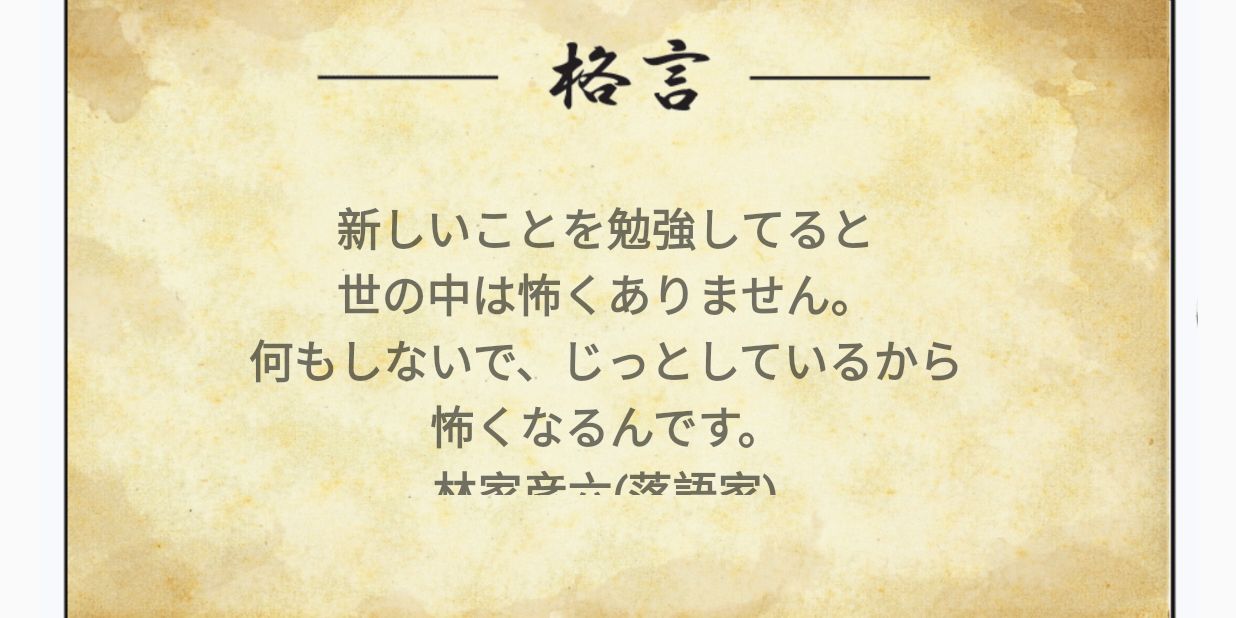
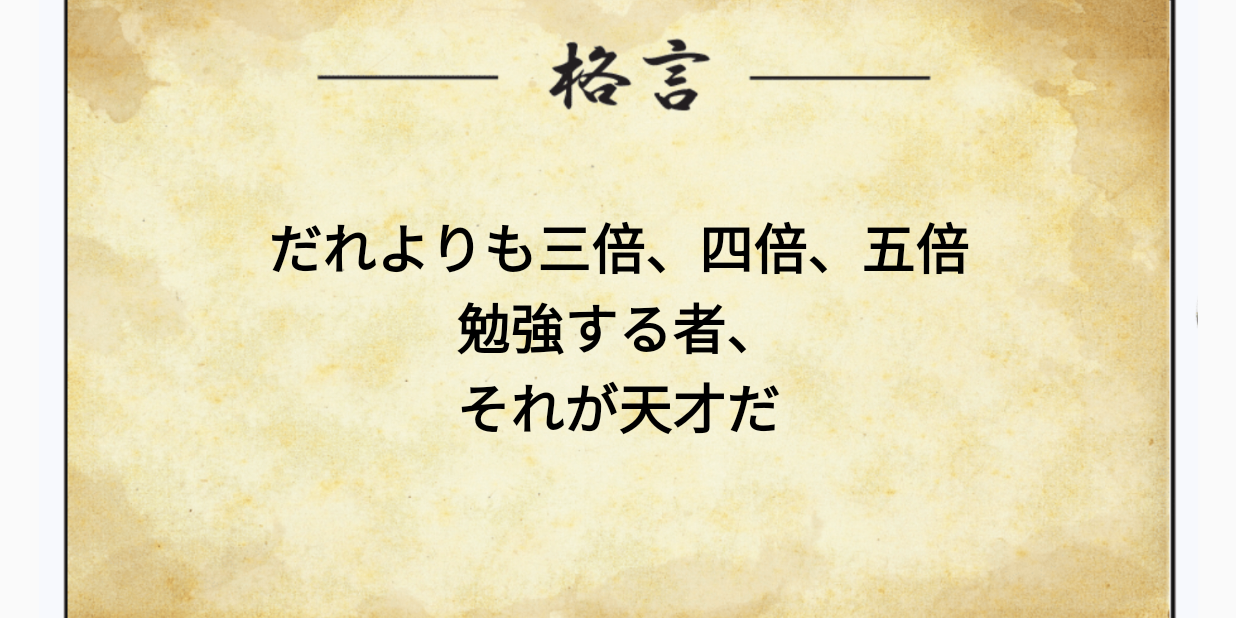
Before and after one commit to KOsyuki/Kakuben_AS, an Android app: the KakugenActivity screen opened directly, with no data from a screen before it, on a phone screen of 824 x 412 dp (held sideways). Run offline under Robolectric (Android 15) with nearby library versions, the phone set to English and light mode, and no system bars; Roboto replaces fonts that are not available here.

Commit message:
フォント変更完了

```diff
--- a/app/src/main/java/com/example/kakuben/KakugenActivity.kt
+++ b/app/src/main/java/com/example/kakuben/KakugenActivity.kt
@@ -1,14 +1,24 @@
 package com.example.kakuben
 
+import android.content.Intent
 import androidx.appcompat.app.AppCompatActivity
 import android.os.Bundle
 import android.util.Log
 import android.view.View
+import android.widget.ImageView
+import android.widget.VideoView
 
 class KakugenActivity : AppCompatActivity() {
     override fun onCreate(savedInstanceState: Bundle?) {
         super.onCreate(savedInstanceState)
         setContentView(R.layout.activity_kakugen)
+
+        //TODOリスト画面へ遷移
+        val kaku = findViewById<ImageView>(R.id.kaku)
+        kaku.setOnClickListener{
+            val intent = Intent(application, TODOlistActivity::class.java)
+            startActivity(intent)
+        }
     }
 
     //フルスクリーンモード
--- a/app/src/main/res/layout/activity_kakugen.xml
+++ b/app/src/main/res/layout/activity_kakugen.xml
@@ -7,7 +7,7 @@
     tools:context=".KakugenActivity">
 
     <ImageView
-        android:id="@+id/imageView2"
+        android:id="@+id/kaku"
         android:layout_width="790dp"
         android:layout_height="455dp"
         app:layout_constraintBottom_toBottomOf="parent"
@@ -20,14 +20,15 @@
         android:id="@+id/textView"
         android:layout_width="550dp"
         android:layout_height="200dp"
-        android:fontFamily="@font/mutsuki"
+        android:fontFamily="@font/hkgyokk"
         android:gravity="center_horizontal"
         android:text="@string/kakugen"
-        android:textSize="30sp"
+        android:textColor="#000000"
+        android:textSize="36sp"
         android:textStyle="bold"
         app:layout_constraintBottom_toBottomOf="parent"
-        app:layout_constraintEnd_toEndOf="@+id/imageView2"
+        app:layout_constraintEnd_toEndOf="parent"
         app:layout_constraintStart_toStartOf="parent"
-        app:layout_constraintTop_toTopOf="@+id/imageView2"
+        app:layout_constraintTop_toTopOf="parent"
         app:layout_constraintVertical_bias="0.65" />
 </androidx.constraintlayout.widget.ConstraintLayout>
--- a/app/src/main/res/values/strings.xml
+++ b/app/src/main/res/values/strings.xml
@@ -1,6 +1,6 @@
 <resources>
     <string name="app_name">格勉</string>
-    <string name="kakugen">新しいことを勉強してると\n世の中は怖くありません。\n何もしないで、じっとしているから\n怖くなるんです。\n林家彦六(落語家)</string>
+    <string name="kakugen">だれよりも三倍、四倍、五倍\n勉強する者、\nそれが天才だ\n\n野口英世</string>
 
     <string-array name="list">
         <item>科目</item>
```
Also changed, not shown: 2 other files.
